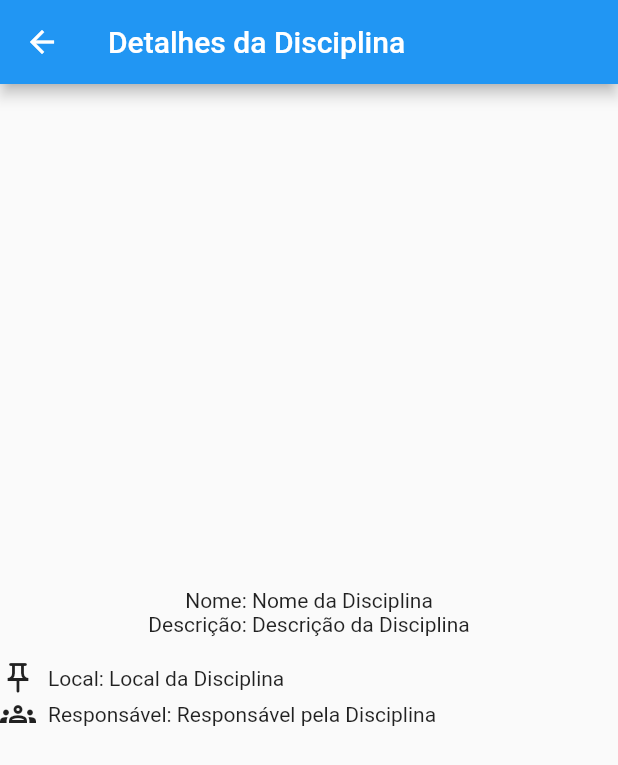
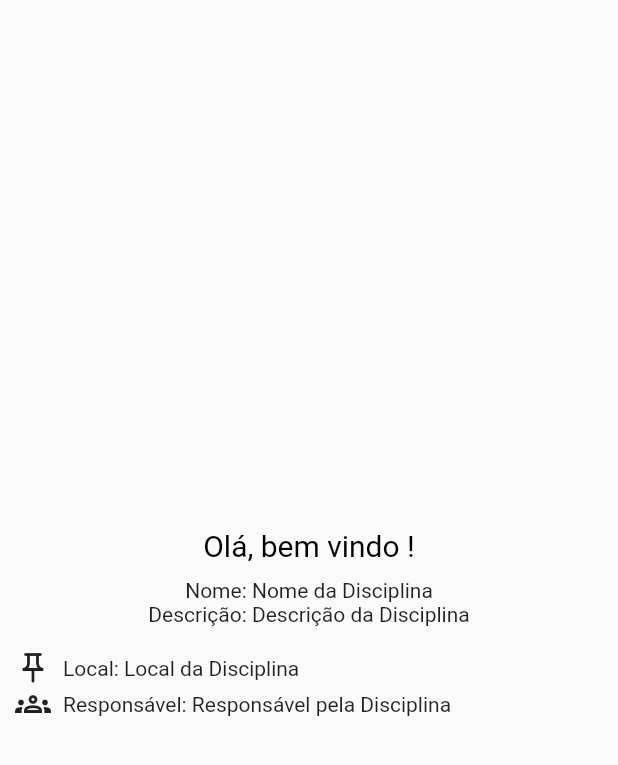
Before and after one commit to FranLustosa/AbsentApp_Location_test, a Flutter app: the DisciplineDetailScreen screen opened by its route, on a phone screen of 412 x 824 dp. Shown: the top 765 px of the screen. Run offline on Flutter 3.47's test engine with Material 2 defaults, Android fonts, the light colour scheme and no system bars.

Commit message:
Novas implementações

```diff
--- a/lib/src/ui/design_system/themes/fonts.dart
+++ b/lib/src/ui/design_system/themes/fonts.dart
@@ -2,15 +2,13 @@ import 'package:flutter/material.dart';
 
 class Tipografia {
   // fontes
-  static const TextStyle titleTextStyle = TextStyle(
-    fontSize: 24,
-    fontWeight: FontWeight.bold,
-  );
+  static const double textFontSize = 16.0;
+  static const TextStyle regularTextStyle = TextStyle(fontSize: textFontSize);
 
-  static const double bodyFontSize = 16.0;
-  static const TextStyle bodyTextStyle = TextStyle(fontSize: bodyFontSize);
+  static const double titleFontSize = 20.0;
+  static const TextStyle bodyTextStyle = TextStyle(fontSize: titleFontSize);
 
-  static const TextStyle smallTextStyle = TextStyle(
-    fontSize: 14,
-  );
+  static const double textsmallFontSize = 14.0;
+  static const TextStyle smallTextStyle =
+      TextStyle(fontSize: textsmallFontSize);
 }
--- a/lib/src/ui/design_system/themes/icons.dart
+++ b/lib/src/ui/design_system/themes/icons.dart
@@ -12,6 +12,6 @@ class Icones {
   static const IconData inactiveCheckbox = Icons.check_box_outline_blank;
   static const IconData confirmation = Icons.check_circle_outline;
   static const IconData alert = Icons.privacy_tip_outlined;
-  static const IconData ViewPassword = Icons.visibility_outlined;
-  static const IconData NotViewPassword = Icons.visibility_off_outlined;
+  static const IconData viewPassword = Icons.visibility_outlined;
+  static const IconData notViewPassword = Icons.visibility_off_outlined;
 }
--- a/lib/src/ui/design_system/widgets/button.dart
+++ b/lib/src/ui/design_system/widgets/button.dart
@@ -1,5 +1,6 @@
 import 'package:flutter/material.dart';
 import 'package:flutter_primeiros_passos/src/ui/design_system/themes/colors.dart';
+import 'package:flutter_primeiros_passos/src/ui/design_system/themes/fonts.dart';
 
 class BotaoAcessar extends StatelessWidget {
   @override
@@ -9,6 +10,7 @@ class BotaoAcessar extends StatelessWidget {
       height: 60,
       child: ElevatedButton(
         onPressed: () {
+          Navigator.pop(context);
           // Adicione a ação que você deseja executar ao pressionar o botão aqui.
         },
         style: ElevatedButton.styleFrom(
@@ -17,8 +19,8 @@ class BotaoAcessar extends StatelessWidget {
         child: Text(
           'Acessar',
           style: TextStyle(
-            fontSize: 20,
-            color: Colors.white, // Cor do texto do botão
+            fontSize: Tipografia.textFontSize,
+            color: DesignSystem.white,
           ),
         ),
       ),
--- a/lib/src/views/discipline_view.dart
+++ b/lib/src/views/discipline_view.dart
@@ -1,5 +1,7 @@
 import 'package:flutter/material.dart';
 import 'package:flutter_primeiros_passos/src/models/discipline.dart';
+import 'package:flutter_primeiros_passos/src/ui/design_system/themes/colors.dart';
+import 'package:flutter_primeiros_passos/src/ui/design_system/themes/fonts.dart';
 
 class DisciplineDetailScreen extends StatelessWidget {
   @override
@@ -11,15 +13,23 @@ class DisciplineDetailScreen extends StatelessWidget {
       location: 'Local da Disciplina',
       responsible: 'Responsável pela Disciplina',
     );
-
     return Scaffold(
-      appBar: AppBar(
-        title: Text('Detalhes da Disciplina'),
-      ),
+      appBar: null,
       body: Center(
+        child: Padding(
+          padding: const EdgeInsets.all(10.0),
           child: Column(
             mainAxisAlignment: MainAxisAlignment.center,
             children: <Widget>[
+              Padding(
+                padding: const EdgeInsets.all(10.0),
+                child: Text(
+                  "Olá, bem vindo !",
+                  style: TextStyle(
+                      color: DesignSystem.textColor,
+                      fontSize: Tipografia.titleFontSize),
+                ),
+              ),
               Text('Nome: ${discipline.name}'),
               Text('Descrição: ${discipline.description}'),
               SizedBox(height: 16),
@@ -28,6 +38,7 @@ class DisciplineDetailScreen extends StatelessWidget {
               _buildInfoRow(
                   Icons.groups_outlined, 'Responsável', discipline.responsible),
             ],
+          ),
         ),
       ),
     );
```
Also changed, not shown: lib/src/views/forms_view.dart (renamed from lib/src/views/forms.dart, +3 -18 lines), lib/src/views/homeScreen.dart (+40 -0 lines), lib/src/ui/design_system/widgets/forms.dart (added), lib/src/viewmodels/disciplineViewModel.dart (added). Lines whose indentation alone changed are shown as unchanged.
